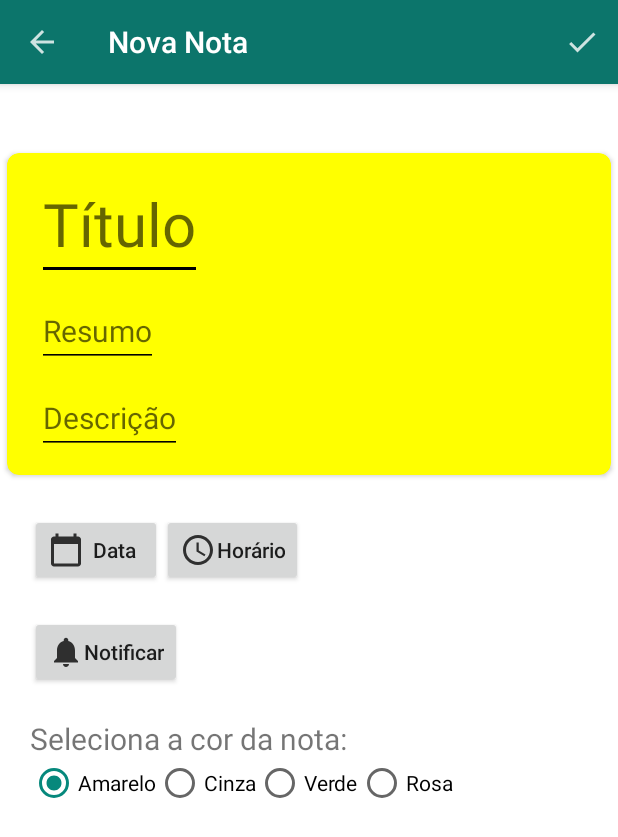
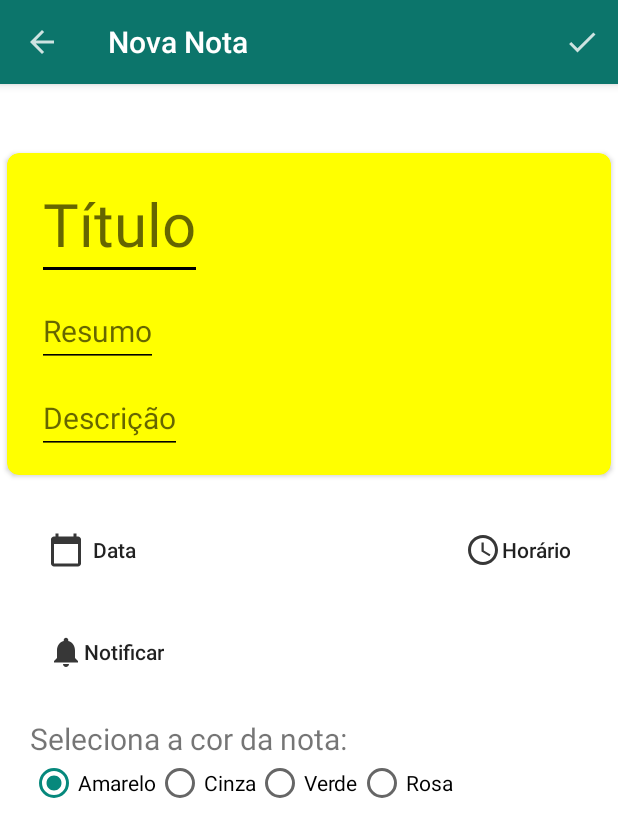
Before and after one commit to VSpinelliG/SpinelliNotes, an Android app: the NewNoteActivity screen opened directly, with no data from a screen before it, on a phone screen of 412 x 824 dp. Shown: the top 837 px of the screen. Run offline under Robolectric (Android 15) with nearby library versions, the light colour scheme and no system bars.

Commit message:
mudando background de alguns buttons e mudando splash

```diff
--- a/app/src/main/res/layout/activity_new_note.xml
+++ b/app/src/main/res/layout/activity_new_note.xml
@@ -87,7 +87,8 @@
             app:layout_constraintTop_toBottomOf="@id/card_view_new_note"
             app:layout_constraintLeft_toLeftOf="parent"
             android:layout_marginTop="20dp"
-            android:layout_marginStart="20dp"/>
+            android:layout_marginStart="20dp"
+            style="?android:attr/borderlessButtonStyle"/>
 
         <Button
             android:id="@+id/button_time_new_note"
@@ -98,8 +99,10 @@
             android:textAllCaps="false"
             android:textAlignment="textEnd"
             android:layout_marginTop="20dp"
-            app:layout_constraintLeft_toRightOf="@id/button_date_new_note"
+            android:layout_marginEnd="20dp"
+            app:layout_constraintRight_toRightOf="parent"
             app:layout_constraintTop_toBottomOf="@id/card_view_new_note"
+            style="?android:attr/borderlessButtonStyle"
             />
 
         <Button
@@ -114,6 +117,7 @@
             android:layout_marginStart="20dp"
             app:layout_constraintLeft_toLeftOf="parent"
             app:layout_constraintTop_toBottomOf="@id/button_date_new_note"
+            style="?android:attr/borderlessButtonStyle"
             />
 
         <TextView
--- a/app/src/main/res/layout/activity_splash.xml
+++ b/app/src/main/res/layout/activity_splash.xml
@@ -26,6 +26,6 @@
         app:layout_constraintLeft_toLeftOf="parent"
         app:layout_constraintRight_toRightOf="parent"
         app:layout_constraintBottom_toBottomOf="parent"
-        android:layout_marginBottom="20dp" />
+        android:layout_marginBottom="40dp" />
 
 </androidx.constraintlayout.widget.ConstraintLayout>
```
Also changed, not shown: app/src/main/res/layout/activity_extended_note.xml (+6 -2 lines).
